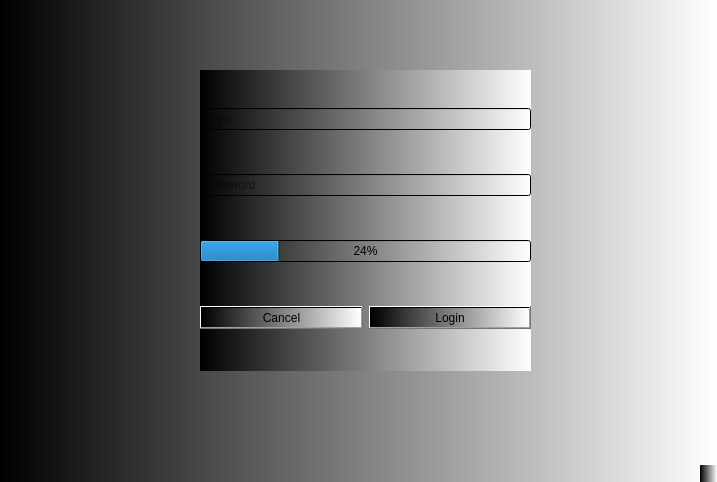
Above: login.ui from chidelmun/SNI before the change. Below: the same form after it.
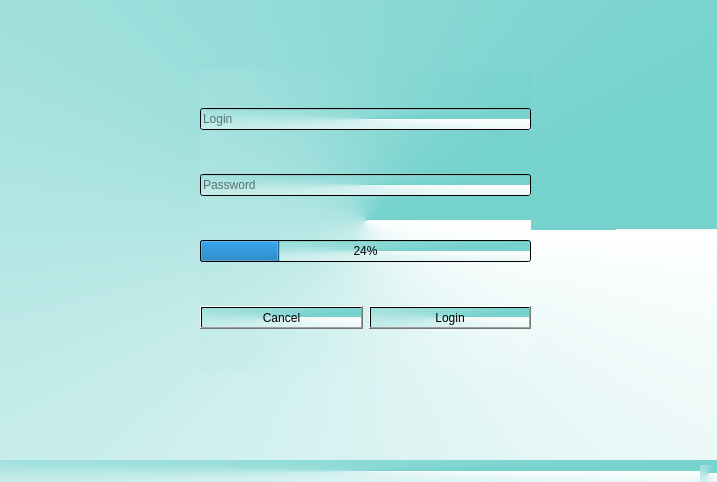
That is the form after the change.

The edit to the form file:
```diff
--- a/login.ui
+++ b/login.ui
@@ -14,7 +14,7 @@
    <string>SNI LOGIN PORTAL</string>
   </property>
   <property name="styleSheet">
-   <string notr="true">background-color: qlineargradient(spread:pad, x1:0, y1:0, x2:1, y2:0, stop:0 rgba(0, 0, 0, 255), stop:1 rgba(255, 255, 255, 255));</string>
+   <string notr="true">background-color: qconicalgradient(cx:0.5, cy:0.5, angle:0, stop:0.0954545 rgba(118, 210, 205, 255), stop:1 rgba(255, 255, 255, 255));</string>
   </property>
   <widget class="QWidget" name="centralwidget">
    <widget class="QWidget" name="">
@@ -59,6 +59,9 @@
      </item>
      <item row="3" column="0">
       <widget class="QPushButton" name="pushButton_2">
+       <property name="styleSheet">
+        <string notr="true">background-color: qconicalgradient(cx:0.5, cy:0.5, angle:0, stop:0.0954545 rgba(118, 210, 205, 255), stop:1 rgba(255, 255, 255, 255));</string>
+       </property>
        <property name="text">
         <string>Cancel</string>
        </property>
@@ -66,6 +69,9 @@
      </item>
      <item row="3" column="1">
       <widget class="QPushButton" name="pushButton">
+       <property name="styleSheet">
+        <string notr="true">background-color: qconicalgradient(cx:0.5, cy:0.5, angle:0, stop:0.0954545 rgba(118, 210, 205, 255), stop:1 rgba(255, 255, 255, 255));</string>
+       </property>
        <property name="text">
         <string>Login</string>
        </property>
```
